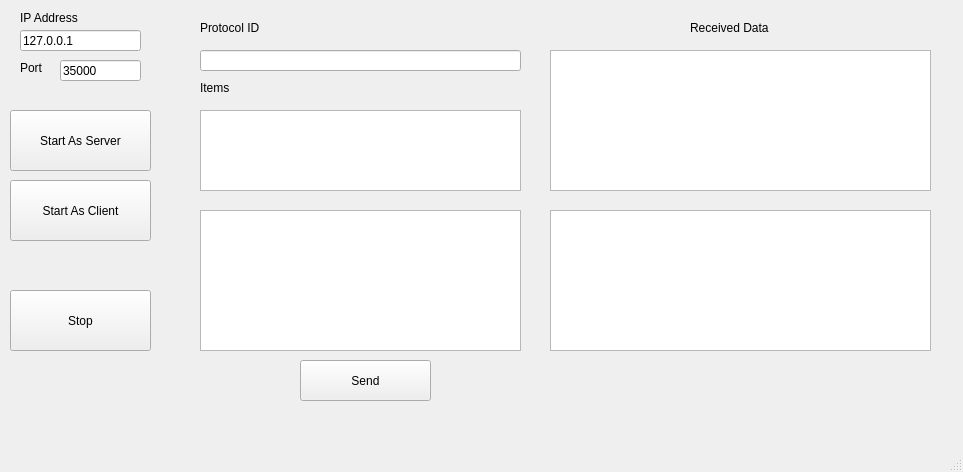
Above: mainwindow.ui from 41412/messanger_debugging_tool before the change. Below: the same form after it.
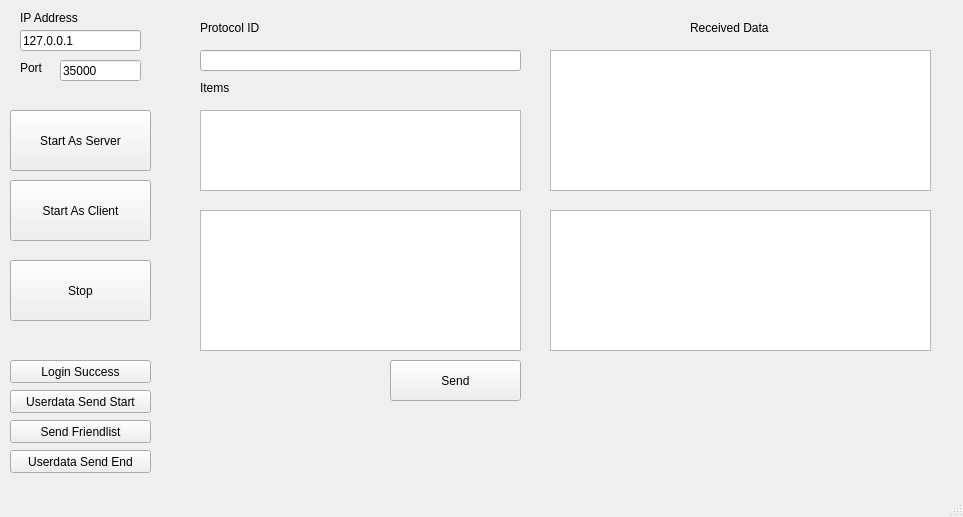
That is the form after the change.

Commit message: Add Some buttons for set protocol ID by one click.

```diff
--- a/mainwindow.ui
+++ b/mainwindow.ui
@@ -7,7 +7,7 @@
     <x>0</x>
     <y>0</y>
     <width>963</width>
-    <height>472</height>
+    <height>517</height>
    </rect>
   </property>
   <property name="windowTitle">
@@ -90,7 +90,7 @@
     <property name="geometry">
      <rect>
       <x>10</x>
-      <y>290</y>
+      <y>260</y>
       <width>141</width>
       <height>61</height>
      </rect>
@@ -102,7 +102,7 @@
    <widget class="QPushButton" name="pushButton_SendData">
     <property name="geometry">
      <rect>
-      <x>300</x>
+      <x>390</x>
       <y>360</y>
       <width>131</width>
       <height>41</height>
@@ -213,6 +213,58 @@
      </rect>
     </property>
    </widget>
+   <widget class="QPushButton" name="pushButton_sigLoginSuccess">
+    <property name="geometry">
+     <rect>
+      <x>10</x>
+      <y>360</y>
+      <width>141</width>
+      <height>23</height>
+     </rect>
+    </property>
+    <property name="text">
+     <string>Login Success</string>
+    </property>
+   </widget>
+   <widget class="QPushButton" name="pushButton_sig_UserdataSendStart">
+    <property name="geometry">
+     <rect>
+      <x>10</x>
+      <y>390</y>
+      <width>141</width>
+      <height>23</height>
+     </rect>
+    </property>
+    <property name="text">
+     <string>Userdata Send Start</string>
+    </property>
+   </widget>
+   <widget class="QPushButton" name="pushButton_sig_UserdataSendEnd">
+    <property name="geometry">
+     <rect>
+      <x>10</x>
+      <y>450</y>
+      <width>141</width>
+      <height>23</height>
+     </rect>
+    </property>
+    <property name="text">
+     <string>Userdata Send End</string>
+    </property>
+   </widget>
+   <widget class="QPushButton" name="pushButton_sig_SendFriendlist">
+    <property name="geometry">
+     <rect>
+      <x>10</x>
+      <y>420</y>
+      <width>141</width>
+      <height>23</height>
+     </rect>
+    </property>
+    <property name="text">
+     <string>Send Friendlist</string>
+    </property>
+   </widget>
   </widget>
   <widget class="QMenuBar" name="menubar">
    <property name="geometry">
```
Left out of the diff: 2 changed lines with no effect on the pictures. The commit also changes 3 other files.
